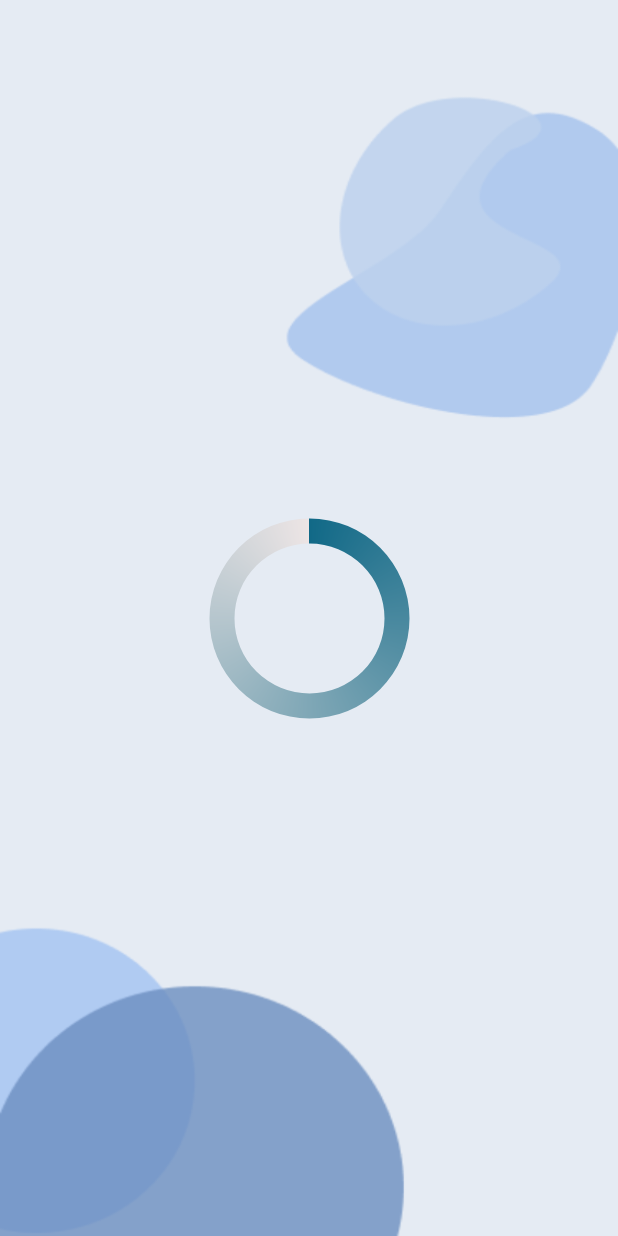
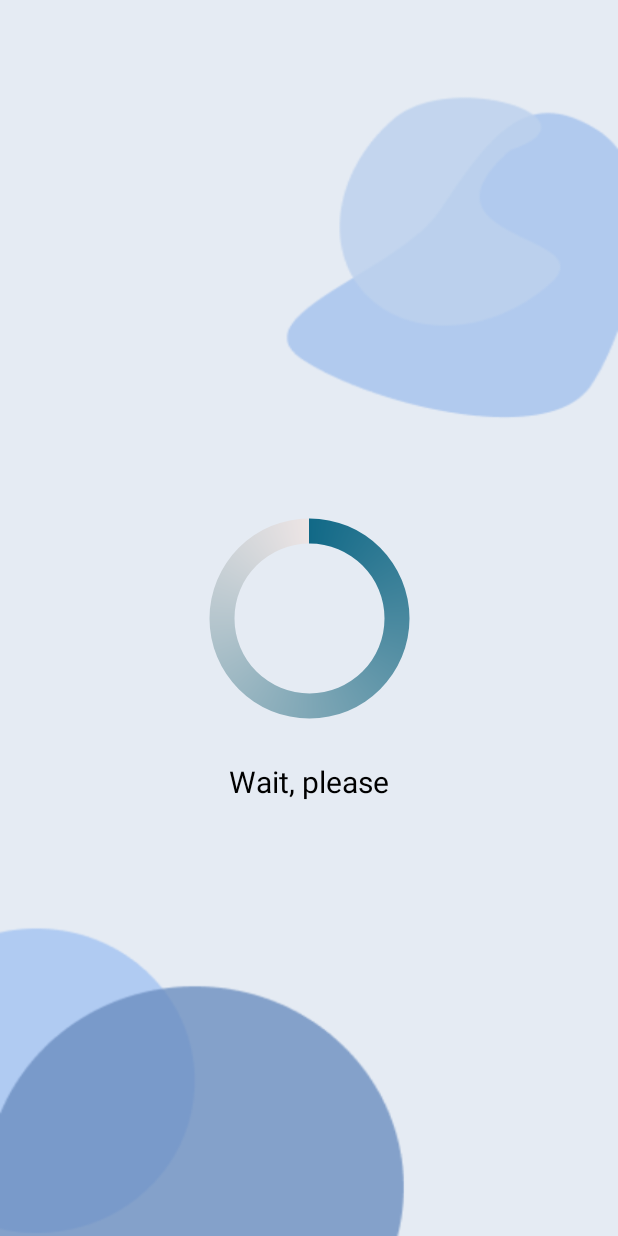
Before and after one commit to Nurkyz-Chynybaeva/Book_Library, an Android app: the layout fragment_book.xml on its own in the app's theme, with its tools: preview values and no code run, on a phone screen of 412 x 824 dp. Run offline under Robolectric (Android 15) with nearby library versions, the phone set to English and light mode, and no system bars.

Commit message:
progress bar

```diff
--- a/app/src/main/java/com/example/book_library/ui/book_screen/BookFragment.kt
+++ b/app/src/main/java/com/example/book_library/ui/book_screen/BookFragment.kt
@@ -72,6 +72,7 @@ class BookFragment : BaseFragment<BookViewModel, FragmentBookBinding>(
 
                     // update the progress bar
                     binding.progressBar.progress = progressStatus
+
                 }
             }).start()
     }
--- a/app/src/main/res/layout/fragment_book.xml
+++ b/app/src/main/res/layout/fragment_book.xml
@@ -22,5 +22,18 @@
         app:layout_constraintLeft_toLeftOf="parent"
         app:layout_constraintRight_toRightOf="parent"/>
 
+    <androidx.appcompat.widget.AppCompatTextView
+        android:id="@+id/txtWait"
+        android:text="@string/wait_please"
+        android:textSize="20dp"
+        android:textColor="@color/black"
+        android:layout_width="wrap_content"
+        android:layout_height="wrap_content"
+        android:layout_marginTop="20dp"
+        app:layout_constraintTop_toBottomOf="@id/progressBar"
+        app:layout_constraintLeft_toLeftOf="parent"
+        app:layout_constraintRight_toRightOf="parent"
+        />
+
 
     </androidx.constraintlayout.widget.ConstraintLayout>
--- a/app/src/main/res/values/strings.xml
+++ b/app/src/main/res/values/strings.xml
@@ -1,13 +1,13 @@
 <resources>
     <string name="app_name">Book Library</string>
     <string name="welcome">Welcome to Book Library</string>
-    <string name="continue_with_google">Continue with google account</string>
     <string name="open">open</string>
     <string name="close">close</string>
     <string name="enter_book_title">enter book title</string>
     <string name="favorites">favorites</string>
     <string name="genres">genres</string>
     <string name="get_started">Get Started</string>
+    <string name="wait_please">Wait, please</string>
 
     <string name="detective">Detective</string>
     <string name="fantasy">Fantasy</string>
```
Also changed, not shown: 1 other file.
